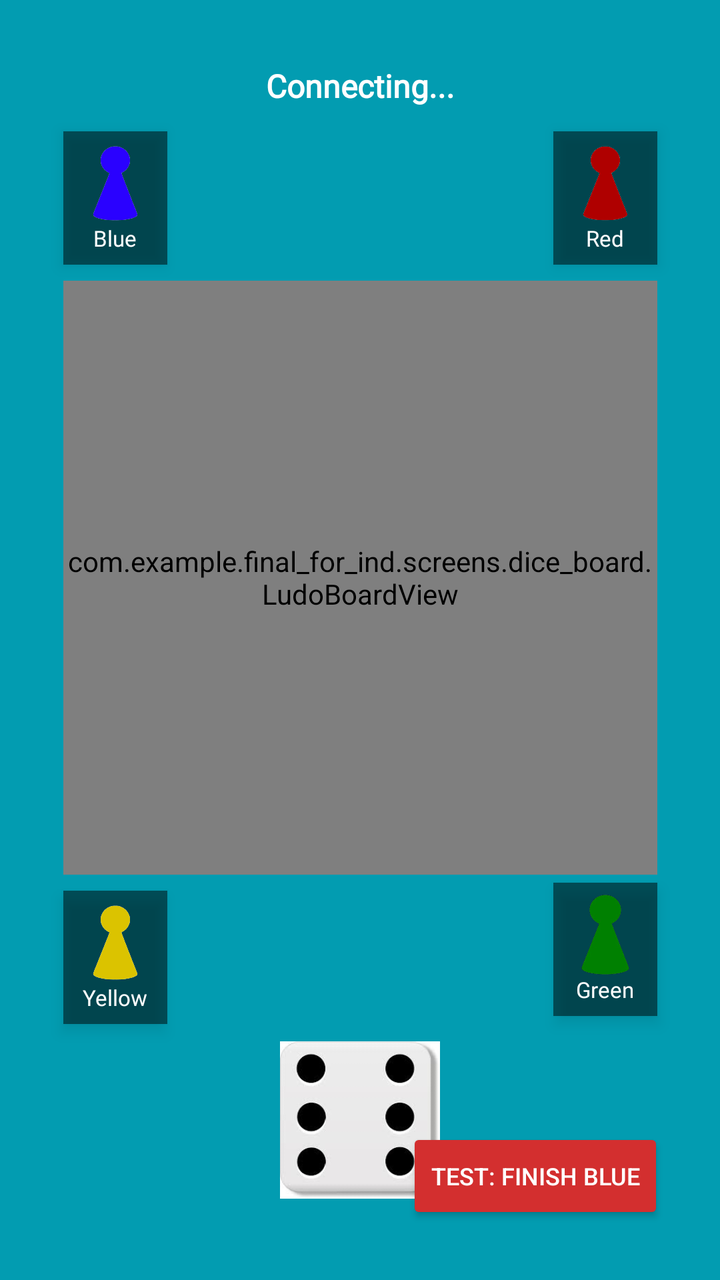
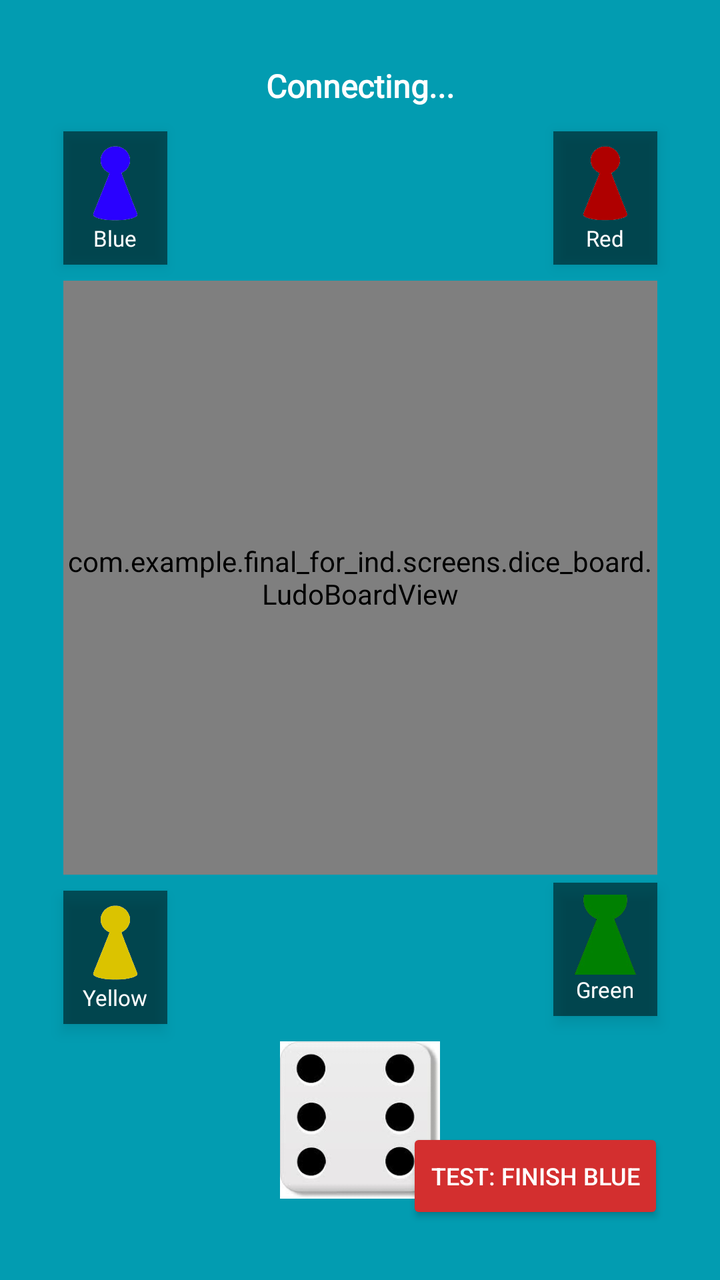

Before-and-after screenshots of an Android layout around one commit, followed by the original layout XML and the change that was made.
<!-- AndroidManifest.xml: application theme Theme.Final_for_ind -->
<!-- res/layout/activity_main_l.xml -->
<?xml version="1.0" encoding="utf-8"?>
<androidx.constraintlayout.widget.ConstraintLayout
    xmlns:android="http://schemas.android.com/apk/res/android"
    xmlns:app="http://schemas.android.com/apk/res-auto"
    xmlns:tools="http://schemas.android.com/tools"
    android:layout_width="match_parent"
    android:layout_height="match_parent"
    android:background="@color/mainreal"
    android:padding="16dp">

    
    
    

    <TextView
        android:id="@+id/tvStatus"
        android:layout_width="0dp"
        android:layout_height="wrap_content"
        android:layout_marginTop="16dp"
        android:gravity="center"
        android:text="Connecting..."
        android:textColor="#FFFFFF"
        android:textSize="16sp"
        android:fontFamily="@font/fredoka_one_regular"
        android:textStyle="bold"
        app:layout_constraintTop_toTopOf="parent"
        app:layout_constraintStart_toStartOf="parent"
        app:layout_constraintEnd_toEndOf="parent" />


    
    
    

    <LinearLayout
        android:id="@+id/profileBlue"
        android:layout_width="wrap_content"
        android:layout_height="wrap_content"
        android:background="#80000000"
        android:elevation="4dp"
        android:gravity="center"
        android:orientation="vertical"
        android:padding="6dp"
        android:layout_marginTop="12dp"
        app:layout_constraintTop_toBottomOf="@id/tvStatus"
        app:layout_constraintStart_toStartOf="@id/ludoBoardContainer">

        <ImageView
            android:id="@+id/imgProfileBlue"
            android:layout_width="40dp"
            android:layout_height="40dp"
            android:src="@drawable/blue_token" />

        <TextView
            android:id="@+id/txtNameBlue"
            android:layout_width="wrap_content"
            android:layout_height="wrap_content"
            android:fontFamily="@font/fredoka_one_regular"
            android:text="Blue"
            android:textColor="#FFFFFF"
            android:textSize="11sp" />

    </LinearLayout>


    
    
    

    <LinearLayout
        android:id="@+id/profileRed"
        android:layout_width="wrap_content"
        android:layout_height="wrap_content"
        android:background="#80000000"
        android:elevation="4dp"
        android:gravity="center"
        android:orientation="vertical"
        android:padding="6dp"
        android:layout_marginTop="12dp"
        app:layout_constraintTop_toBottomOf="@id/tvStatus"
        app:layout_constraintEnd_toEndOf="@id/ludoBoardContainer">

        <ImageView
            android:id="@+id/imgProfileRed"
            android:layout_width="40dp"
            android:layout_height="40dp"
            android:src="@drawable/red_token" />

        <TextView
            android:id="@+id/txtNameRed"
            android:layout_width="wrap_content"
            android:layout_height="wrap_content"
            android:fontFamily="@font/fredoka_one_regular"
            android:text="Red"
            android:textColor="#FFFFFF"
            android:textSize="11sp" />

    </LinearLayout>


    
    
    

    <androidx.constraintlayout.widget.ConstraintLayout
        android:id="@+id/ludoBoardContainer"
        android:layout_width="0dp"
        android:layout_height="0dp"
        android:layout_marginTop="8dp"
        android:layout_marginBottom="8dp"
        app:layout_constraintDimensionRatio="1:1"
        app:layout_constraintTop_toBottomOf="@id/profileBlue"
        app:layout_constraintBottom_toTopOf="@id/profileYellow"
        app:layout_constraintStart_toStartOf="parent"
        app:layout_constraintEnd_toEndOf="parent">

        <com.example.final_for_ind.screens.dice_board.LudoBoardView
            android:id="@+id/ludoBoardView"
            android:layout_width="match_parent"
            android:layout_height="match_parent"
            app:layout_constraintTop_toTopOf="parent"
            app:layout_constraintBottom_toBottomOf="parent"
            app:layout_constraintStart_toStartOf="parent"
            app:layout_constraintEnd_toEndOf="parent" />

    </androidx.constraintlayout.widget.ConstraintLayout>


    
    
    

    <LinearLayout
        android:id="@+id/profileYellow"
        android:layout_width="wrap_content"
        android:layout_height="wrap_content"
        android:background="#80000000"
        android:elevation="4dp"
        android:gravity="center"
        android:orientation="vertical"
        android:padding="6dp"
        android:layout_marginBottom="8dp"
        app:layout_constraintTop_toBottomOf="@id/ludoBoardContainer"
        app:layout_constraintBottom_toTopOf="@id/imgDice"
        app:layout_constraintStart_toStartOf="@id/ludoBoardContainer">

        <ImageView
            android:id="@+id/imgProfileYellow"
            android:layout_width="40dp"
            android:layout_height="40dp"
            android:src="@drawable/token_yellow" />

        <TextView
            android:id="@+id/txtNameYellow"
            android:layout_width="wrap_content"
            android:layout_height="wrap_content"
            android:fontFamily="@font/fredoka_one_regular"
            android:text="Yellow"
            android:textColor="#FFFFFF"
            android:textSize="11sp" />

    </LinearLayout>


    
    
    

    <LinearLayout
        android:id="@+id/profileGreen"
        android:layout_width="wrap_content"
        android:layout_height="wrap_content"
        android:background="#80000000"
        android:elevation="4dp"
        android:gravity="center"
        android:orientation="vertical"
        android:padding="6dp"
        android:layout_marginBottom="8dp"
        app:layout_constraintTop_toBottomOf="@id/ludoBoardContainer"
        app:layout_constraintBottom_toTopOf="@id/imgDice"
        app:layout_constraintEnd_toEndOf="@id/ludoBoardContainer">

        <ImageView
            android:id="@+id/imgProfileGreen"
            android:layout_width="40dp"
            android:layout_height="40dp"
            android:src="@drawable/green_token" />

        <TextView
            android:id="@+id/txtNameGreen"
            android:layout_width="wrap_content"
            android:layout_height="wrap_content"
            android:fontFamily="@font/fredoka_one_regular"
            android:text="Green"
            android:textColor="#FFFFFF"
            android:textSize="11sp" />

    </LinearLayout>


    
    
    

    <ImageView
        android:id="@+id/imgDice"
        android:layout_width="80dp"
        android:layout_height="80dp"
        android:layout_marginBottom="24dp"
        android:clickable="true"
        android:focusable="true"
        android:src="@drawable/dice_6"
        app:layout_constraintBottom_toBottomOf="parent"
        app:layout_constraintStart_toStartOf="parent"
        app:layout_constraintEnd_toEndOf="parent" />


    
    
    

    <Button
        android:id="@+id/btnTestFinishBlue"
        android:layout_width="wrap_content"
        android:layout_height="wrap_content"
        android:layout_margin="12dp"
        android:backgroundTint="#D32F2F"
        android:text="TEST: FINISH BLUE"
        android:textColor="@android:color/white"
        android:textSize="12sp"
        app:layout_constraintBottom_toBottomOf="parent"
        app:layout_constraintEnd_toEndOf="parent" />

</androidx.constraintlayout.widget.ConstraintLayout>
<!-- resources referenced by this layout -->
<resources>
  <color name="mainreal">#029CB1</color>
  <!-- drawable blue_token: png bitmap (drawable, 49570 bytes) -->
  <!-- drawable dice_6: jpg bitmap (drawable, 4693 bytes) -->
  <!-- drawable green_token: png bitmap (drawable, 23253 bytes) -->
  <!-- drawable red_token: png bitmap (drawable, 35552 bytes) -->
  <!-- drawable token_yellow: png bitmap (drawable, 39201 bytes) -->
  <style name="Theme.Final_for_ind" parent="android:Theme.Material.Light.NoActionBar" />
</resources>

<!-- the commit's change to res/layout/activity_main_l.xml (unified diff, before → after) -->
@@ -9,9 +9,6 @@
     android:padding="16dp">
 
     
-    
-    
-
     <TextView
         android:id="@+id/tvStatus"
         android:layout_width="0dp"
@@ -27,11 +24,7 @@
         app:layout_constraintStart_toStartOf="parent"
         app:layout_constraintEnd_toEndOf="parent" />
 
-
-    
-    
-    
-
+    
     <LinearLayout
         android:id="@+id/profileBlue"
         android:layout_width="wrap_content"
@@ -49,6 +42,7 @@
             android:id="@+id/imgProfileBlue"
             android:layout_width="40dp"
             android:layout_height="40dp"
+            android:scaleType="centerCrop"
             android:src="@drawable/blue_token" />
 
         <TextView
@@ -60,13 +54,26 @@
             android:textColor="#FFFFFF"
             android:textSize="11sp" />
 
-    </LinearLayout>
-
-
-    
-    
-    
-
+        <TextView
+            android:id="@+id/txtSurrenderedBlue"
+            android:layout_width="wrap_content"
+            android:layout_height="wrap_content"
+            android:layout_marginTop="2dp"
+            android:background="#CC0000"
+            android:fontFamily="@font/fredoka_one_regular"
+            android:paddingStart="5dp"
+            android:paddingEnd="5dp"
+            android:paddingTop="1dp"
+            android:paddingBottom="1dp"
+            android:text="SURRENDERED"
+            android:textColor="#FFFFFF"
+            android:textSize="8sp"
+            android:textStyle="bold"
+            android:visibility="gone" />
+
+    </LinearLayout>
+
+    
     <LinearLayout
         android:id="@+id/profileRed"
         android:layout_width="wrap_content"
@@ -84,6 +91,7 @@
             android:id="@+id/imgProfileRed"
             android:layout_width="40dp"
             android:layout_height="40dp"
+            android:scaleType="centerCrop"
             android:src="@drawable/red_token" />
 
         <TextView
@@ -95,13 +103,26 @@
             android:textColor="#FFFFFF"
             android:textSize="11sp" />
 
-    </LinearLayout>
-
-
-    
-    
-    
-
+        <TextView
+            android:id="@+id/txtSurrenderedRed"
+            android:layout_width="wrap_content"
+            android:layout_height="wrap_content"
+            android:layout_marginTop="2dp"
+            android:background="#CC0000"
+            android:fontFamily="@font/fredoka_one_regular"
+            android:paddingStart="5dp"
+            android:paddingEnd="5dp"
+            android:paddingTop="1dp"
+            android:paddingBottom="1dp"
+            android:text="SURRENDERED"
+            android:textColor="#FFFFFF"
+            android:textSize="8sp"
+            android:textStyle="bold"
+            android:visibility="gone" />
+
+    </LinearLayout>
+
+    
     <androidx.constraintlayout.widget.ConstraintLayout
         android:id="@+id/ludoBoardContainer"
         android:layout_width="0dp"
@@ -125,11 +146,7 @@
 
     </androidx.constraintlayout.widget.ConstraintLayout>
 
-
-    
-    
-    
-
+    
     <LinearLayout
         android:id="@+id/profileYellow"
         android:layout_width="wrap_content"
@@ -148,6 +165,7 @@
             android:id="@+id/imgProfileYellow"
             android:layout_width="40dp"
             android:layout_height="40dp"
+            android:scaleType="centerCrop"
             android:src="@drawable/token_yellow" />
 
         <TextView
@@ -159,13 +177,26 @@
             android:textColor="#FFFFFF"
             android:textSize="11sp" />
 
-    </LinearLayout>
-
-
-    
-    
-    
-
+        <TextView
+            android:id="@+id/txtSurrenderedYellow"
+            android:layout_width="wrap_content"
+            android:layout_height="wrap_content"
+            android:layout_marginTop="2dp"
+            android:background="#CC0000"
+            android:fontFamily="@font/fredoka_one_regular"
+            android:paddingStart="5dp"
+            android:paddingEnd="5dp"
+            android:paddingTop="1dp"
+            android:paddingBottom="1dp"
+            android:text="SURRENDERED"
+            android:textColor="#FFFFFF"
+            android:textSize="8sp"
+            android:textStyle="bold"
+            android:visibility="gone" />
+
+    </LinearLayout>
+
+    
     <LinearLayout
         android:id="@+id/profileGreen"
         android:layout_width="wrap_content"
@@ -184,6 +215,7 @@
             android:id="@+id/imgProfileGreen"
             android:layout_width="40dp"
             android:layout_height="40dp"
+            android:scaleType="centerCrop"
             android:src="@drawable/green_token" />
 
         <TextView
@@ -195,13 +227,26 @@
             android:textColor="#FFFFFF"
             android:textSize="11sp" />
 
-    </LinearLayout>
-
-
-    
-    
-    
-
+        <TextView
+            android:id="@+id/txtSurrenderedGreen"
+            android:layout_width="wrap_content"
+            android:layout_height="wrap_content"
+            android:layout_marginTop="2dp"
+            android:background="#CC0000"
+            android:fontFamily="@font/fredoka_one_regular"
+            android:paddingStart="5dp"
+            android:paddingEnd="5dp"
+            android:paddingTop="1dp"
+            android:paddingBottom="1dp"
+            android:text="SURRENDERED"
+            android:textColor="#FFFFFF"
+            android:textSize="8sp"
+            android:textStyle="bold"
+            android:visibility="gone" />
+
+    </LinearLayout>
+
+    
     <ImageView
         android:id="@+id/imgDice"
         android:layout_width="80dp"
@@ -214,11 +259,7 @@
         app:layout_constraintStart_toStartOf="parent"
         app:layout_constraintEnd_toEndOf="parent" />
 
-
-    
-    
-    
-
+    
     <Button
         android:id="@+id/btnTestFinishBlue"
         android:layout_width="wrap_content"
